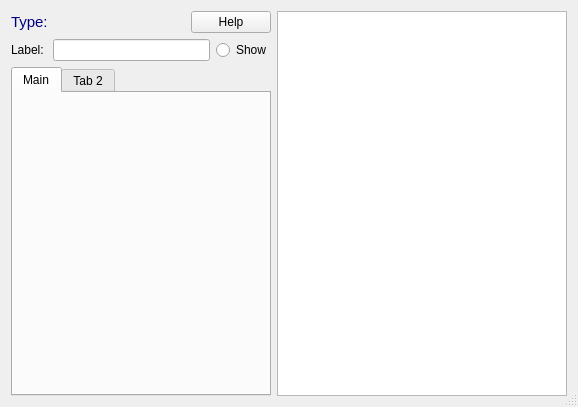
First picture: the form in src/gui/dialogs/properties/propdialog.ui, repository Arcachofo/SimulIDE-dev, before the edit.
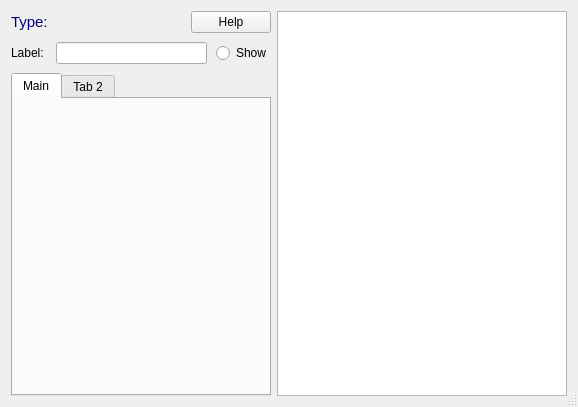
Second picture: the form after the edit.

```diff
--- a/src/gui/dialogs/properties/propdialog.ui
+++ b/src/gui/dialogs/properties/propdialog.ui
@@ -35,8 +35,14 @@
    <bool>false</bool>
   </property>
   <layout class="QHBoxLayout" name="mainLayout">
+   <property name="spacing">
+    <number>6</number>
+   </property>
    <item>
     <layout class="QVBoxLayout" name="verticalLayout">
+     <property name="spacing">
+      <number>9</number>
+     </property>
      <item>
       <layout class="QHBoxLayout" name="horizontalLayout_2">
        <item>
```
Left out of the diff: 4 changed lines with no effect on the pictures.
